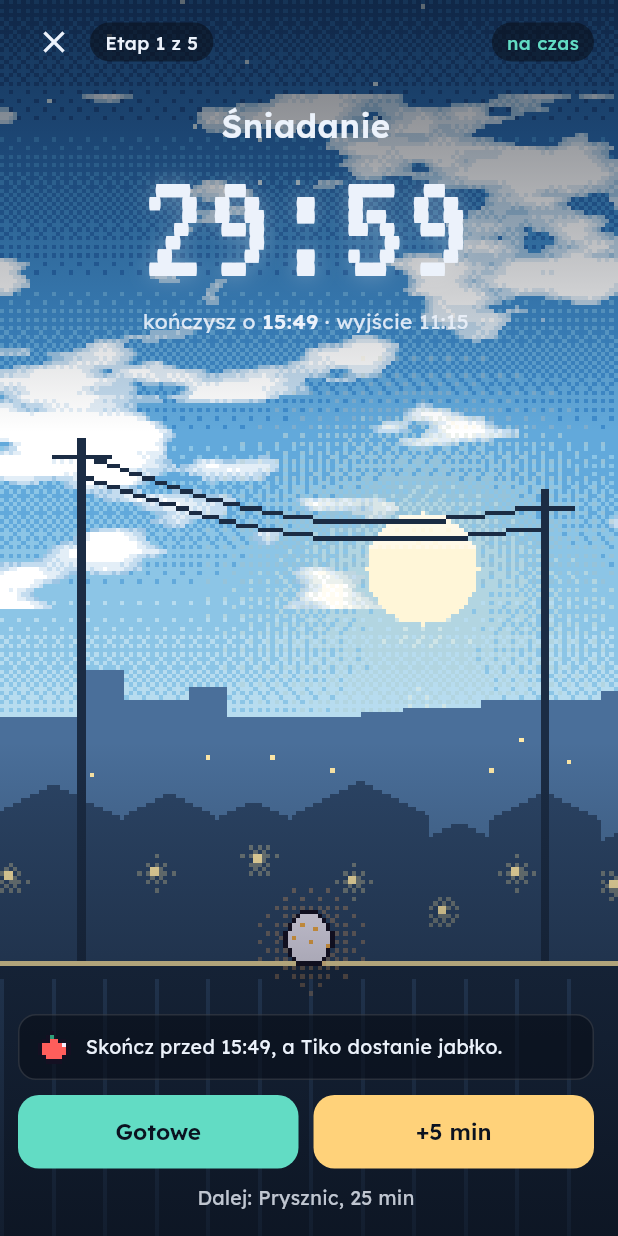
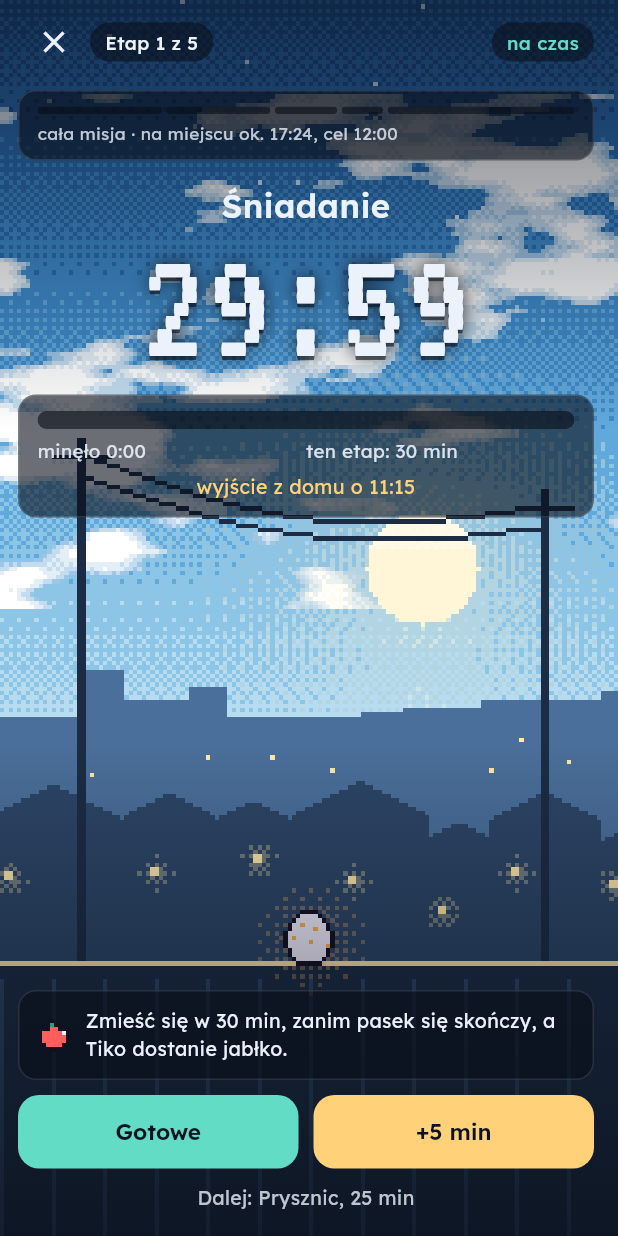
Before and after one commit to MichalStaszel/OnTimeQuest, a Flutter app: the screen it shows after launch, after a tap on "Dalej", after a tap on "Wybieram Tiko", after a tap on "Zacznij teraz · +20 za wcześniejszy star", on a phone screen of 412 x 824 dp. Run offline on Flutter 3.47's test engine with Material 3 defaults, Android fonts, the phone set to English and light mode, and no system bars; our stand-ins replace material_ui, shared_preferences.

Commit message:
Countdown: progress bars for the block and the whole mission, clearer hint
Co-Authored-By: Claude Opus 5.5 <noreply@anthropic.com>
Claude-Session: https://claude.ai/code/session_01Cn51LbpJCTHk9g1Y7Mu3f3

```diff
--- a/lib/screens/countdown_screen.dart
+++ b/lib/screens/countdown_screen.dart
@@ -144,7 +144,9 @@ class _CountdownScreenState extends State<CountdownScreen> {
                         ),
                       ],
                     ),
-                    const SizedBox(height: 16),
+                    const SizedBox(height: 8),
+                    _Glass(child: MissionBar(session: s, now: now)),
+                    const SizedBox(height: 14),
                     Text(
                       s.current.name,
                       textAlign: TextAlign.center,
@@ -159,24 +161,28 @@ class _CountdownScreenState extends State<CountdownScreen> {
                             color: over ? Palette.rose : Palette.text,
                           ).copyWith(
                             shadows: const [
-                              Shadow(color: Color(0x4DFFFFFF), blurRadius: 18),
+                              Shadow(color: Color(0xCC080D17), blurRadius: 14),
+                              Shadow(color: Color(0x99080D17), offset: Offset(0, 3)),
                             ],
                           ),
                     ),
-                    Text.rich(
-                      TextSpan(
+                    const SizedBox(height: 6),
+                    _Glass(
+                      child: Column(
+                        crossAxisAlignment: CrossAxisAlignment.stretch,
                         children: [
-                          const TextSpan(text: 'kończysz o '),
-                          TextSpan(
-                            text: hhmm(s.stepEndsAt),
-                            style: ts(size: 14, weight: 600),
-                          ),
+                          BlockBar(session: s, now: now),
                           if (leave != null && leave.isAfter(now))
-                            TextSpan(text: ' · wyjście ${hhmm(leave)}'),
+                            Padding(
+                              padding: const EdgeInsets.only(top: 6),
+                              child: Text(
+                                'wyjście z domu o ${hhmm(leave)}',
+                                textAlign: TextAlign.center,
+                                style: ts(size: 13, color: Palette.gold),
+                              ),
+                            ),
                         ],
                       ),
-                      textAlign: TextAlign.center,
-                      style: ts(size: 14, color: const Color(0xE6ECF2FB)),
                     ),
                     const Spacer(),
                     _Glass(
@@ -187,8 +193,8 @@ class _CountdownScreenState extends State<CountdownScreen> {
                           Expanded(
                             child: Text(
                               over
-                                  ? 'Spokojnie. Każdy etap się liczy, a dojście na czas wciąż jest możliwe.'
-                                  : 'Skończ przed ${hhmm(s.stepEndsAt)}, a Tiko dostanie jabłko.',
+                                  ? 'Jabłka za ten etap już nie będzie, ale na miejsce wciąż możesz zdążyć.'
+                                  : 'Zmieść się w ${s.allowedMinutes} min, zanim pasek się skończy, a Tiko dostanie jabłko.',
                               style: ts(size: 13),
                             ),
                           ),
@@ -263,3 +269,106 @@ class _Glass extends StatelessWidget {
     );
   }
 }
+
+/// Current block: how much of its time is used. Fills up as time passes and
+/// turns rose when the block runs over.
+class BlockBar extends StatelessWidget {
+  const BlockBar({super.key, required this.session, required this.now});
+
+  final RunSession session;
+  final DateTime now;
+
+  @override
+  Widget build(BuildContext context) {
+    final total = session.allowedMinutes * 60;
+    final elapsed = now
+        .difference(session.stepStartedAt)
+        .inSeconds
+        .clamp(0, 1 << 30);
+    final over = elapsed > total;
+    final mm = elapsed ~/ 60, ss = elapsed % 60;
+    return Column(
+      crossAxisAlignment: CrossAxisAlignment.stretch,
+      children: [
+        ClipRRect(
+          borderRadius: BorderRadius.circular(6),
+          child: LinearProgressIndicator(
+            value: total == 0 ? 1 : (elapsed / total).clamp(0.0, 1.0),
+            minHeight: 12,
+            color: over ? Palette.rose : Palette.teal,
+            backgroundColor: const Color(0x99080D17),
+          ),
+        ),
+        const SizedBox(height: 5),
+        Row(
+          children: [
+            Expanded(
+              child: Text(
+                'minęło $mm:${ss.toString().padLeft(2, '0')}',
+                overflow: TextOverflow.ellipsis,
+                style: ts(size: 12.5, color: const Color(0xE6ECF2FB)),
+              ),
+            ),
+            Flexible(
+              child: Text(
+                'ten etap: ${session.allowedMinutes} min${session.extraMinutes > 0 ? ' (z +${session.extraMinutes})' : ''}',
+                overflow: TextOverflow.ellipsis,
+                textAlign: TextAlign.right,
+                style: ts(size: 12.5, color: const Color(0xE6ECF2FB)),
+              ),
+            ),
+          ],
+        ),
+      ],
+    );
+  }
+}
+
+/// Whole mission: one segment per block, width by planned minutes.
+/// Done blocks are full, the current one fills up, the rest are empty.
+class MissionBar extends StatelessWidget {
+  const MissionBar({super.key, required this.session, required this.now});
+
+  final RunSession session;
+  final DateTime now;
+
+  @override
+  Widget build(BuildContext context) {
+    final steps = session.steps;
+    return Column(
+      crossAxisAlignment: CrossAxisAlignment.stretch,
+      children: [
+        Row(
+          children: [
+            for (var i = 0; i < steps.length; i++) ...[
+              if (i > 0) const SizedBox(width: 3),
+              Expanded(
+                flex: steps[i].minutes.clamp(1, 1000),
+                child: ClipRRect(
+                  borderRadius: BorderRadius.circular(3),
+                  child: LinearProgressIndicator(
+                    value: i < session.index
+                        ? 1
+                        : i > session.index
+                        ? 0
+                        : (now.difference(session.stepStartedAt).inSeconds /
+                                  (session.allowedMinutes * 60))
+                              .clamp(0.0, 1.0),
+                    minHeight: 5,
+                    color: Palette.gold,
+                    backgroundColor: const Color(0x99080D17),
+                  ),
+                ),
+              ),
+            ],
+          ],
+        ),
+        const SizedBox(height: 4),
+        Text(
+          'cała misja · na miejscu ok. ${hhmm(session.projectedArrival(now))}, cel ${hhmm(session.arriveAt)}',
+          style: ts(size: 11.5, color: const Color(0xCCECF2FB)),
+        ),
+      ],
+    );
+  }
+}
```
Also changed, not shown: 1 other file.
